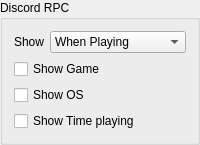
Above: rare/ui/components/tabs/settings/rpc_settings.ui from RareDevs/Rare before the change. Below: the same form after it.
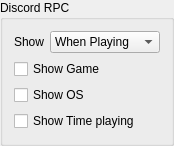
That is the form after the change.

```diff
--- a/rare/ui/components/tabs/settings/rpc_settings.ui
+++ b/rare/ui/components/tabs/settings/rpc_settings.ui
@@ -2,6 +2,14 @@
 <ui version="4.0">
     <class>RPCSettings</class>
     <widget class="QGroupBox" name="RPCSettings">
+        <property name="geometry">
+            <rect>
+                <x>0</x>
+                <y>0</y>
+                <width>174</width>
+                <height>146</height>
+            </rect>
+        </property>
         <property name="windowTitle">
             <string>DiscordRPC</string>
         </property>
```
Left out of the diff: 2 changed lines with no effect on the pictures.
